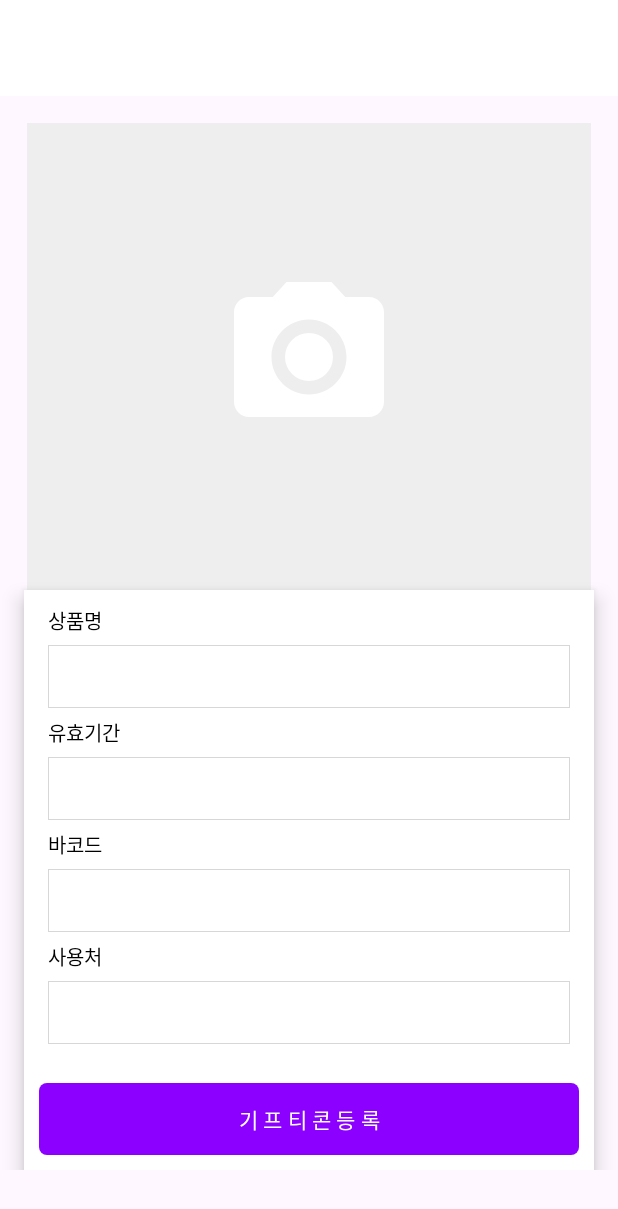
After one commit to jyeongki/GiftiMoa, an Android app: the layout layout_home_gift_add.xml on its own in the app's theme, with its tools: preview values and no code run, on a phone screen of 412 x 824 dp. The commit adds this screen. Shown: the top 1209 px of the screen. Run offline under Robolectric (Android 15) with nearby library versions, the phone set to English and light mode, and no system bars.

```diff
--- a/app/src/main/AndroidManifest.xml
+++ b/app/src/main/AndroidManifest.xml
@@ -21,7 +21,7 @@
         android:name=".Search_gift_activity"
         android:exported="true"/>
     <activity
-        android:name=".Collect_gift_activity"
+        android:name=".Collect_gift_add_activity"
         android:exported="true"/>
     <activity
         android:name=".SignUp_activity"
--- a/app/src/main/java/com/example/giftimoa/Collect_gift_activity.kt
+++ /dev/null
@@ -1,12 +0,0 @@
-package com.example.giftimoa
-
-import android.os.Bundle
-import androidx.appcompat.app.AppCompatActivity
-
-class Collect_gift_activity : AppCompatActivity() {
-
-    override fun onCreate(savedInstanceState: Bundle?) {
-        super.onCreate(savedInstanceState)
-        setContentView(R.layout.activity_collect_gift_add) // 해당 액티비티의 레이아웃 XML 파일을 설정해야 합니다
-    }
-}
--- /dev/null
+++ b/app/src/main/java/com/example/giftimoa/Collect_gift_add_activity.kt
@@ -0,0 +1,29 @@
+package com.example.giftimoa
+
+import android.content.Intent
+import android.os.Bundle
+import android.view.MenuItem
+import androidx.appcompat.app.AppCompatActivity
+
+class Collect_gift_add_activity : AppCompatActivity() {
+
+    override fun onCreate(savedInstanceState: Bundle?) {
+        super.onCreate(savedInstanceState)
+        setContentView(R.layout.layout_collect_gift_add) // 해당 액티비티의 레이아웃 XML 파일을 설정해야 합니다
+        supportActionBar!!.setDisplayHomeAsUpEnabled(true)
+    }
+
+    override fun onOptionsItemSelected(item: MenuItem): Boolean {
+        when(item.itemId) {
+            android.R.id.home -> {
+                val intent = Intent().apply {
+                    //원하는 코드 입력
+                }
+                setResult()//원하는 코드 입력
+                finish()
+                return true
+            }
+        }
+        return super.onOptionsItemSelected(item)
+    }
+}
--- a/app/src/main/java/com/example/giftimoa/Login_activity.kt
+++ b/app/src/main/java/com/example/giftimoa/Login_activity.kt
@@ -19,7 +19,7 @@ class Login_activity : AppCompatActivity() {
 
     override fun onCreate(savedInstanceState: Bundle?) {
         super.onCreate(savedInstanceState)
-        setContentView(R.layout.activity_login)
+        setContentView(R.layout.layout_login)
 
         // XML에서 정의한 위젯들과 연결
         val emailEditText = findViewById<EditText>(R.id.emailEditText)
--- a/app/src/main/java/com/example/giftimoa/MainActivity.kt
+++ b/app/src/main/java/com/example/giftimoa/MainActivity.kt
@@ -2,6 +2,7 @@ package com.example.giftimoa
 
 import androidx.appcompat.app.AppCompatActivity
 import android.os.Bundle
+import android.widget.Toast
 import androidx.fragment.app.Fragment
 import com.example.giftimoa.bottom_nav_fragment.Collect_fragment
 import com.example.giftimoa.bottom_nav_fragment.Chat_Fragment
@@ -15,11 +16,13 @@ private val search_Fragment = Search_Fragment()
 private val collect_fragment = Collect_fragment()
 private val chat_Fragment = Chat_Fragment()
 private val menu_Fragment = Menu_Fragment()
+private var waitTime = 0L
 
 class MainActivity : AppCompatActivity() {
     override fun onCreate(savedInstanceState: Bundle?) {
         super.onCreate(savedInstanceState)
-        setContentView(R.layout.activity_main)
+        setContentView(R.layout.layout_main)
+
 
         val bottomNavigationView = findViewById<BottomNavigationView>(R.id.bottomnavigationView)
 
@@ -45,5 +48,12 @@ class MainActivity : AppCompatActivity() {
         }
     }
 
-
+    override fun onBackPressed() {
+        if(System.currentTimeMillis() - waitTime >=1500 ) {
+            waitTime = System.currentTimeMillis()
+            Toast.makeText(this,"뒤로가기 버튼을 한번 더 누르면 종료됩니다.", Toast.LENGTH_SHORT).show()
+        } else {
+            finish() // 액티비티 종료
+        }
+    }
 }
--- a/app/src/main/java/com/example/giftimoa/bottom_nav_fragment/Collect_fragment.kt
+++ b/app/src/main/java/com/example/giftimoa/bottom_nav_fragment/Collect_fragment.kt
@@ -10,7 +10,7 @@ import android.view.View
 import android.view.ViewGroup
 import androidx.appcompat.widget.Toolbar
 import androidx.appcompat.app.AppCompatActivity
-import com.example.giftimoa.Collect_gift_activity
+import com.example.giftimoa.Collect_gift_add_activity
 import com.example.giftimoa.R
 import com.google.android.material.floatingactionbutton.FloatingActionButton
 
@@ -24,7 +24,7 @@ class Collect_fragment : Fragment() {
 
         // 플로팅 버튼 클릭 시 다음 화면의 액티비티로 이동
         view.findViewById<FloatingActionButton>(R.id.fab_btn).setOnClickListener {
-            val intent = Intent(requireContext(), Collect_gift_activity::class.java)
+            val intent = Intent(requireContext(), Collect_gift_add_activity::class.java)
             startActivity(intent)
         }
     }
--- /dev/null
+++ b/app/src/main/res/layout/layout_home_gift_add.xml
@@ -0,0 +1,143 @@
+<?xml version="1.0" encoding="utf-8"?>
+<LinearLayout xmlns:android="http://schemas.android.com/apk/res/android"
+    xmlns:app="http://schemas.android.com/apk/res-auto"
+    xmlns:tools="http://schemas.android.com/tools"
+    android:layout_width="match_parent"
+    android:layout_height="match_parent"
+    android:orientation="vertical">
+
+    <androidx.appcompat.widget.Toolbar
+        android:id="@+id/my_toolbar"
+        android:layout_width="match_parent"
+        android:layout_height="?attr/actionBarSize"
+        android:background="@color/white"
+        android:elevation="4dp"
+        android:theme="@style/ThemeOverlay.AppCompat.ActionBar"
+        app:layout_constraintEnd_toEndOf="parent"
+        app:layout_constraintTop_toTopOf="parent"
+        app:popupTheme="@style/ThemeOverlay.AppCompat.Light" />
+
+    <ScrollView
+        android:layout_width="match_parent"
+        android:layout_height="match_parent">
+
+        <LinearLayout
+            android:layout_width="match_parent"
+            android:layout_height="wrap_content"
+            android:orientation="vertical">
+
+            <ImageView
+                android:id="@+id/upload_image"
+                android:layout_width="match_parent"
+                android:layout_height="311dp"
+                android:layout_gravity="center"
+                android:layout_marginLeft="18dp"
+                android:layout_marginTop="18dp"
+                android:layout_marginRight="18dp"
+                android:adjustViewBounds="true"
+                android:background="#EEEEEE"
+                android:scaleType="center"
+                android:src="@drawable/ic_camera" />
+
+            <LinearLayout
+                android:layout_width="match_parent"
+                android:layout_height="wrap_content"
+                android:layout_marginLeft="16dp"
+                android:layout_marginRight="16dp"
+                android:background="@drawable/card_view"
+                android:elevation="8dp"
+                android:orientation="vertical">
+
+                <!--등록 Edittext-->
+                <LinearLayout
+                    android:layout_width="match_parent"
+                    android:layout_height="wrap_content"
+                    android:orientation="vertical">
+
+                    <TextView
+                        android:layout_width="wrap_content"
+                        android:layout_height="wrap_content"
+                        android:text="상품명"
+                        android:layout_marginLeft="6dp"
+                        android:textColor="@color/black"
+                        android:textSize="13dp"/>
+                    <EditText
+                        android:id="@+id/text_giftName"
+                        android:layout_width="match_parent"
+                        android:layout_height="42dp"
+                        android:layout_margin="6dp"
+                        android:background="@drawable/border"
+                        android:inputType="textMultiLine|textNoSuggestions"
+                        android:paddingLeft="6dp"
+                        android:textColor="@color/black"
+                        tools:ignore="TouchTargetSizeCheck" />
+
+                    <TextView
+                        android:layout_width="wrap_content"
+                        android:layout_height="wrap_content"
+                        android:text="유효기간"
+                        android:layout_marginLeft="6dp"
+                        android:textColor="@color/black"
+                        android:textSize="13dp"/>
+                    <EditText
+                        android:id="@+id/text_barcode"
+                        android:layout_width="match_parent"
+                        android:layout_height="42dp"
+                        android:layout_margin="6dp"
+                        android:background="@drawable/border"
+                        android:inputType="textMultiLine|textNoSuggestions"
+                        android:paddingLeft="6dp"
+                        android:textColor="@color/black"
+                        tools:ignore="TouchTargetSizeCheck" />
+
+                    <TextView
+                        android:layout_width="wrap_content"
+                        android:layout_height="wrap_content"
+                        android:text="바코드"
+                        android:layout_marginLeft="6dp"
+                        android:textColor="@color/black"
+                        android:textSize="13dp"/>
+
+                    <EditText
+                        android:id="@+id/text_place"
+                        android:layout_width="match_parent"
+                        android:layout_height="42dp"
+                        android:layout_margin="6dp"
+                        android:background="@drawable/border"
+                        android:inputType="textMultiLine|textNoSuggestions"
+                        android:paddingLeft="6dp"
+                        android:textColor="@color/black"
+                        tools:ignore="TouchTargetSizeCheck" />
+
+                    <TextView
+                        android:layout_width="wrap_content"
+                        android:layout_height="wrap_content"
+                        android:text="사용처"
+                        android:layout_marginLeft="6dp"
+                        android:textColor="@color/black"
+                        android:textSize="13dp"/>
+
+                    <EditText
+                        android:id="@+id/text_expiration"
+                        android:layout_width="match_parent"
+                        android:layout_height="42dp"
+                        android:layout_margin="6dp"
+                        android:background="@drawable/border"
+                        android:inputType="textMultiLine|textNoSuggestions"
+                        android:paddingLeft="6dp"
+                        android:textColor="@color/black"
+                        tools:ignore="TouchTargetSizeCheck" />
+
+                    <Button
+                        android:foreground="?attr/selectableItemBackground"
+                        android:layout_width="match_parent"
+                        android:layout_height="wrap_content"
+                        android:background="@drawable/button_solid"
+                        android:layout_marginTop="20dp"
+                        android:text="기 프 티 콘 등 록"/>
+                </LinearLayout>
+
+            </LinearLayout>
+        </LinearLayout>
+    </ScrollView>
+</LinearLayout>
```
Also changed, not shown: app/src/main/res/layout/layout_collect_gift_add.xml (renamed from app/src/main/res/layout/activity_collect_gift_add.xml), app/src/main/res/layout/layout_login.xml (renamed from app/src/main/res/layout/activity_login.xml), app/src/main/res/layout/layout_main.xml (renamed from app/src/main/res/layout/activity_main.xml).
